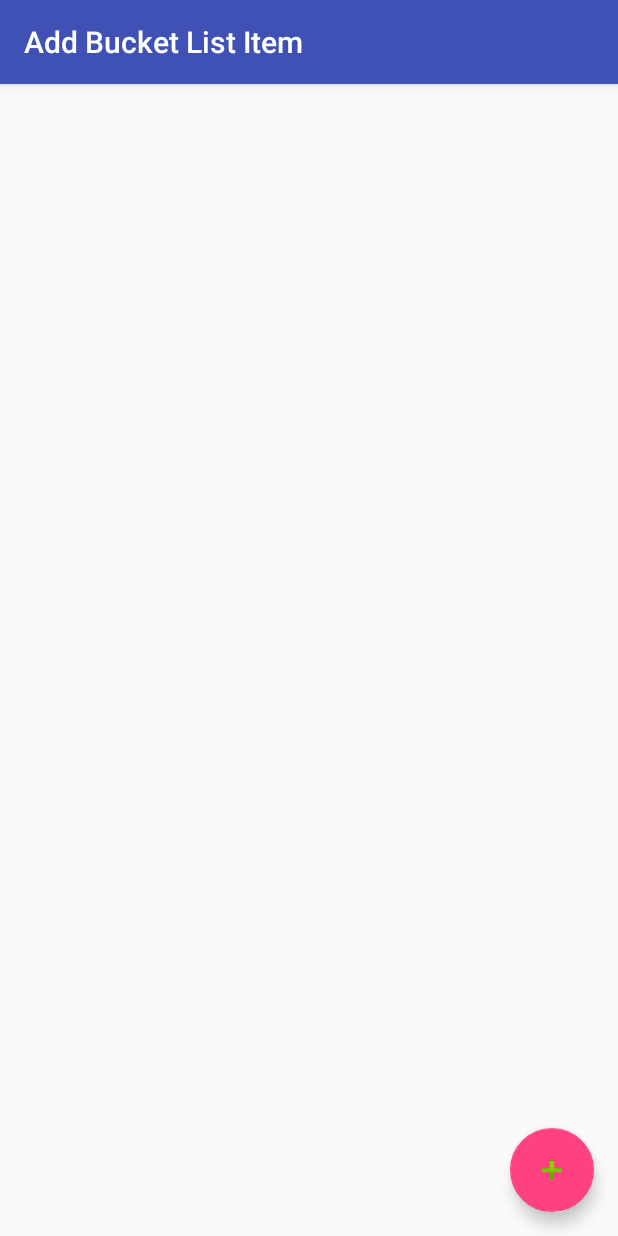
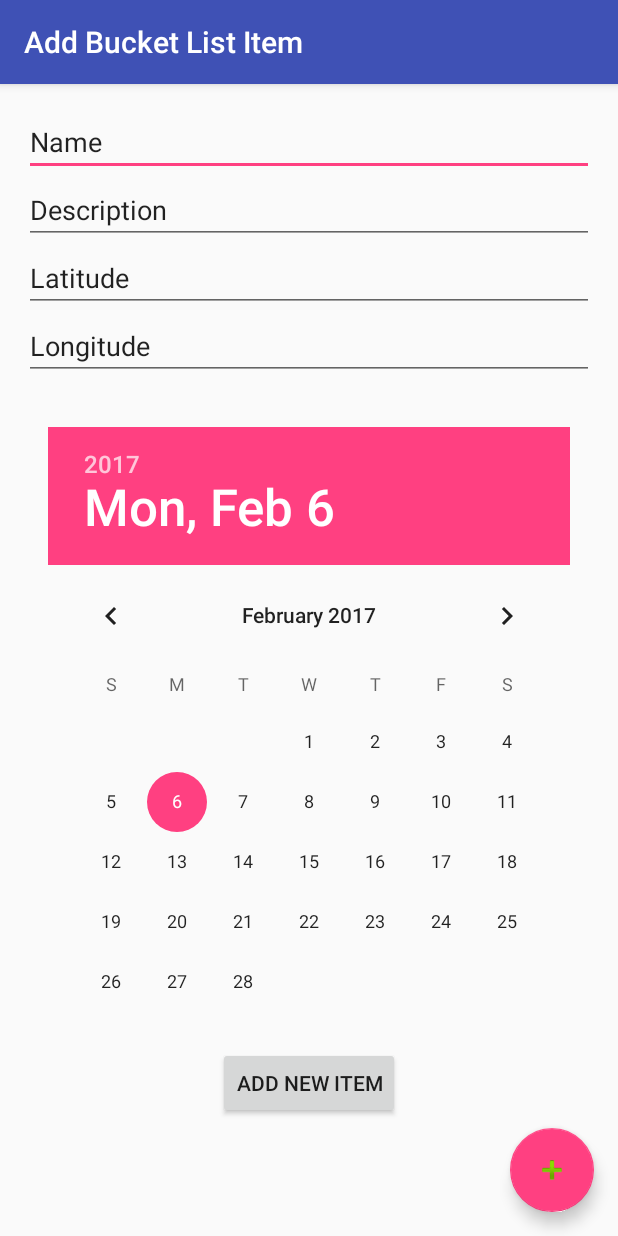
Before and after one commit to ww6vh/Android_Project_gengar, an Android app: the AddItemActivity screen opened directly, with no data from a screen before it, on a phone screen of 412 x 824 dp. Run offline under Robolectric (Android 15) with nearby library versions, the phone set to English and light mode, and no system bars.

Commit message:
"Add item" content added (Name, Description, Longitude, Latitude.

```diff
--- a/app/src/main/res/layout/activity_bucket_list.xml
+++ b/app/src/main/res/layout/activity_bucket_list.xml
@@ -32,6 +32,14 @@
         app:srcCompat="@android:drawable/ic_input_add"
         android:onClick="addBucketItem"/>
 
+    <android.support.v7.widget.RecyclerView
+        android:id="@+id/rvBucketItems"
+        android:layout_width="match_parent"
+        android:layout_height="match_parent"
+        android:layout_alignParentEnd="true"
+        android:layout_below="@+id/addBucketItemButton"
+        app:layout_behavior="@string/appbar_scrolling_view_behavior"/>
+
     <EditText
         android:layout_width="wrap_content"
         android:layout_height="wrap_content"
@@ -42,14 +50,5 @@
         android:layout_alignParentTop="true"
         android:layout_alignParentStart="true" />
 
-    <android.support.v7.widget.RecyclerView
-        android:id="@+id/rvBucketItems"
-        android:layout_width="match_parent"
-        android:layout_height="match_parent"
-        android:layout_alignParentEnd="true"
-        android:layout_below="@+id/addBucketItemButton"
-        app:layout_behavior="@string/appbar_scrolling_view_behavior"/>
-
-
 
 </android.support.design.widget.CoordinatorLayout>
--- a/app/src/main/res/layout/content_add_item.xml
+++ b/app/src/main/res/layout/content_add_item.xml
@@ -13,4 +13,62 @@
     tools:context="androidminiapp_tre7ca_ww6vh.androidminiapp_tre7ca_ww6vh.AddItemActivity"
     tools:showIn="@layout/activity_add_item">
 
+    <EditText
+        android:layout_width="match_parent"
+        android:layout_height="wrap_content"
+        android:inputType="textPersonName"
+        android:text="Name"
+        android:ems="10"
+        android:id="@+id/editText2"
+        android:layout_alignParentTop="true"
+        android:layout_alignParentStart="true" />
+
+    <EditText
+        android:layout_width="match_parent"
+        android:layout_height="wrap_content"
+        android:inputType="textPersonName"
+        android:text="Latitude"
+        android:ems="10"
+        android:id="@+id/editText4"
+        android:layout_below="@+id/editText3"
+        android:layout_alignParentStart="true" />
+
+    <EditText
+        android:layout_width="match_parent"
+        android:layout_height="wrap_content"
+        android:inputType="textPersonName"
+        android:text="Description"
+        android:ems="10"
+        android:id="@+id/editText3"
+        android:layout_below="@+id/editText2"
+        android:layout_alignParentStart="true" />
+
+    <EditText
+        android:layout_width="match_parent"
+        android:layout_height="wrap_content"
+        android:inputType="textPersonName"
+        android:text="Longitude"
+        android:ems="10"
+        android:id="@+id/editText"
+        android:layout_below="@+id/editText4"
+        android:layout_alignParentStart="true" />
+
+    <DatePicker
+        android:layout_width="wrap_content"
+        android:layout_height="wrap_content"
+        android:id="@+id/datePicker2"
+        android:layout_below="@+id/editText"
+        android:layout_centerHorizontal="true"
+        android:layout_marginTop="31dp" />
+
+    <Button
+        android:text="Add New Item"
+        android:layout_width="wrap_content"
+        android:layout_height="wrap_content"
+        android:layout_alignParentBottom="true"
+        android:layout_centerHorizontal="true"
+        android:layout_marginBottom="62dp"
+        android:id="@+id/button" />
+
+
 </RelativeLayout>
```
